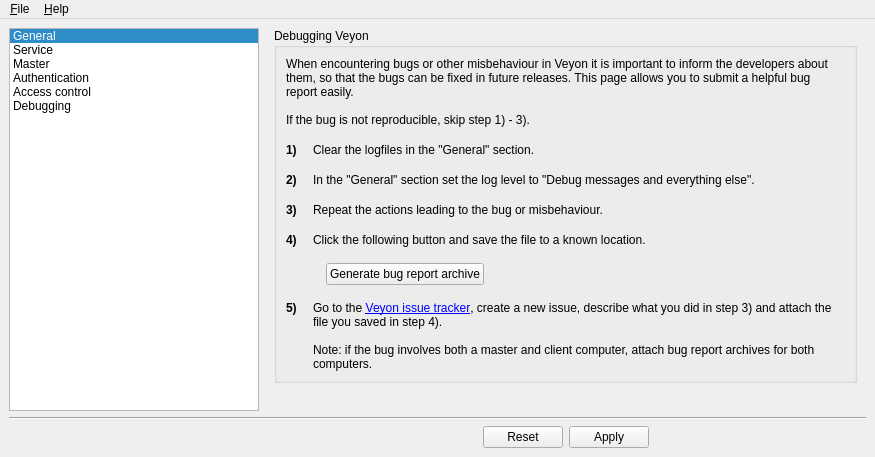
Qt form configurator/forms/MainWindow.ui (veyon/veyon) before a commit.
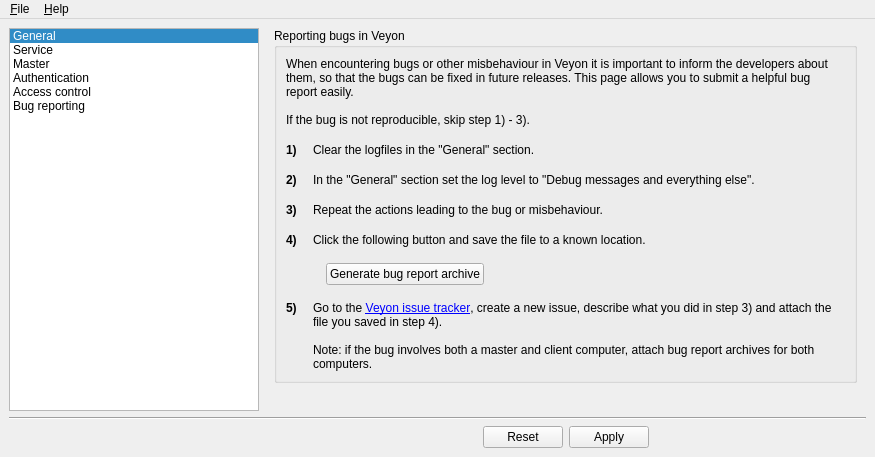
The same form after that commit. The open tabs and pages were chosen to show the change. Icons and pictures are not drawn. Custom widgets are drawn as their Qt base class.

Commit message: Configurator: MainWindow: fix title of bug reporting page

The edit to the form file:
```diff
--- a/configurator/forms/MainWindow.ui
+++ b/configurator/forms/MainWindow.ui
@@ -32,7 +32,7 @@
         <item>
          <widget class="QGroupBox" name="groupBox_10">
           <property name="title">
-           <string>Debugging Veyon</string>
+           <string>Reporting bugs in Veyon</string>
           </property>
           <layout class="QVBoxLayout" name="verticalLayout_12" stretch="0,0,0,0,0,0,0">
            <property name="spacing">
@@ -442,7 +442,7 @@
       </item>
       <item>
        <property name="text">
-        <string>Debugging</string>
+        <string>Bug reporting</string>
        </property>
        <property name="icon">
         <iconset resource="../veyon-configurator.qrc">
```
